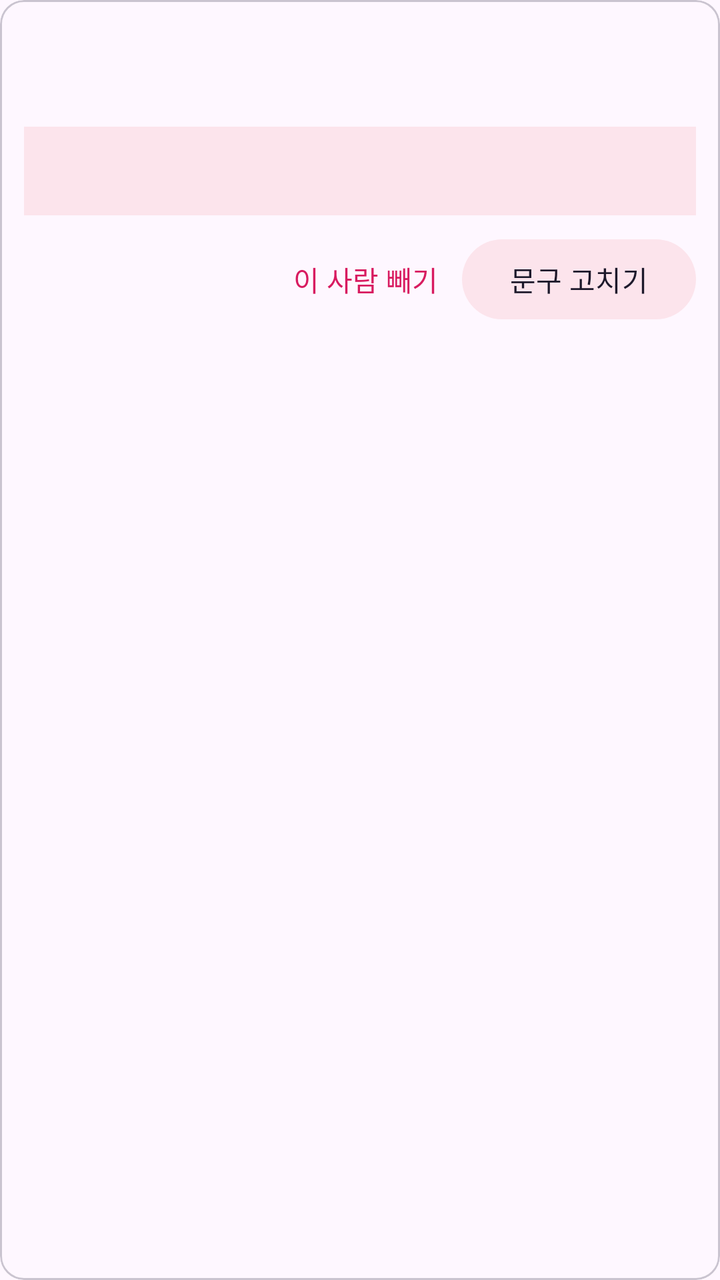
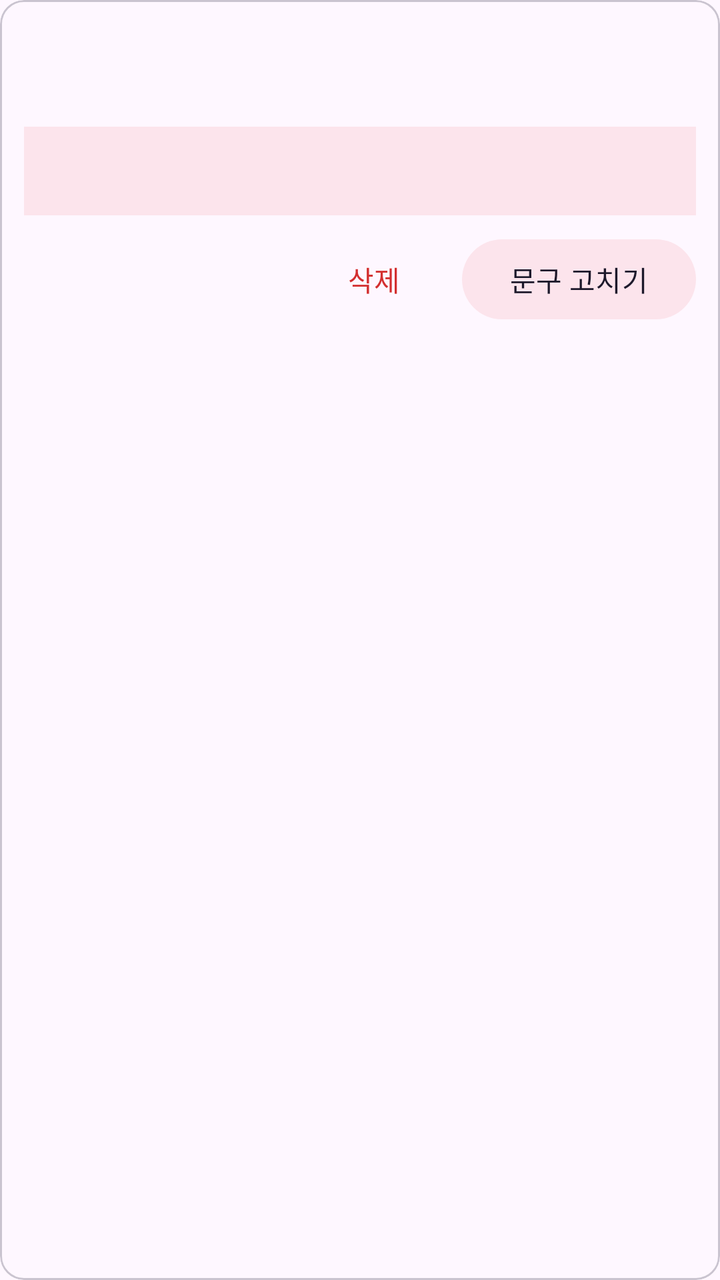

Compare the two renders of this Android layout. The source of the first and the diff that turns it into the second are given below.
<!-- AndroidManifest.xml: application theme Theme.SendWeddingSMS -->
<!-- res/layout/item_preview.xml -->
<?xml version="1.0" encoding="utf-8"?>
<com.google.android.material.card.MaterialCardView xmlns:android="http://schemas.android.com/apk/res/android"
    style="@style/Widget.Material3.CardView.Outlined"
    android:layout_width="match_parent"
    android:layout_height="wrap_content"
    android:layout_marginHorizontal="4dp"
    android:layout_marginTop="8dp"
    android:clickable="true"
    android:focusable="true">

    <LinearLayout
        android:layout_width="match_parent"
        android:layout_height="wrap_content"
        android:orientation="vertical"
        android:padding="12dp">

        <TextView
            android:id="@+id/name"
            android:layout_width="match_parent"
            android:layout_height="wrap_content"
            android:textSize="18sp"
            android:textStyle="bold" />

        <TextView
            android:id="@+id/meta"
            android:layout_width="match_parent"
            android:layout_height="wrap_content"
            android:textColor="?android:attr/textColorSecondary"
            android:textSize="14sp" />

        <TextView
            android:id="@+id/message"
            android:layout_width="match_parent"
            android:layout_height="wrap_content"
            android:layout_marginTop="8dp"
            android:background="@color/pink_light"
            android:padding="12dp"
            android:textSize="15sp" />

        <LinearLayout
            android:layout_width="match_parent"
            android:layout_height="wrap_content"
            android:layout_marginTop="8dp"
            android:gravity="end"
            android:orientation="horizontal">

            <Button
                android:id="@+id/remove"
                style="@style/Widget.Material3.Button.TextButton"
                android:layout_width="wrap_content"
                android:layout_height="wrap_content"
                android:text="이 사람 빼기" />

            <Button
                android:id="@+id/edit"
                style="@style/Widget.Material3.Button.TonalButton"
                android:layout_width="wrap_content"
                android:layout_height="wrap_content"
                android:text="문구 고치기" />
        </LinearLayout>
    </LinearLayout>
</com.google.android.material.card.MaterialCardView>
<!-- resources referenced by this layout -->
<resources>
  <color name="pink_light">#FCE4EC</color>
  <style name="Theme.SendWeddingSMS" parent="Theme.Material3.Light.NoActionBar">
          <item name="colorPrimary">@color/pink</item>
          <item name="colorSecondaryContainer">@color/pink_light</item>
          <item name="android:statusBarColor">@color/pink</item>
      </style>
  <color name="pink">#D81B60</color>
</resources>

<!-- the commit's change to res/layout/item_preview.xml (unified diff, before → after) -->
@@ -49,7 +49,8 @@
                 style="@style/Widget.Material3.Button.TextButton"
                 android:layout_width="wrap_content"
                 android:layout_height="wrap_content"
-                android:text="이 사람 빼기" />
+                android:text="삭제"
+                android:textColor="#D32F2F" />
 
             <Button
                 android:id="@+id/edit"
